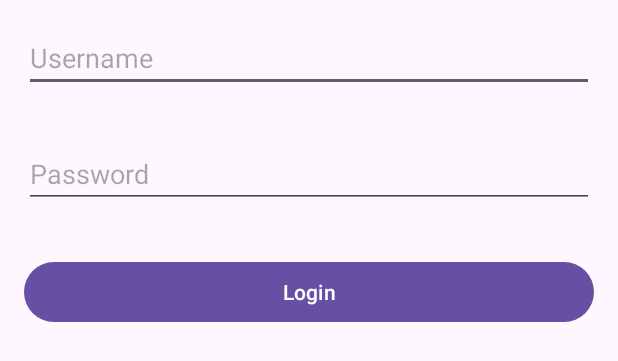
After one commit to Sheens507/Proyecto-Poala-Martin-cafeteria, an Android app: the layout login.xml on its own in the app's theme, with its tools: preview values and no code run, on a phone screen of 412 x 824 dp. The commit adds this screen. Shown: the top 361 px of the screen. Run offline under Robolectric (Android 15) with nearby library versions, the phone set to English and light mode, and no system bars.

Commit message:
Login activity
Incorporación de la pantalla y funcionalidad de login que dirige a la pantalla de económico.

```diff
--- a/app/src/main/AndroidManifest.xml
+++ b/app/src/main/AndroidManifest.xml
@@ -14,6 +14,8 @@
         android:supportsRtl="true"
         android:theme="@style/Theme.ProyectoProgressbar"
         tools:targetApi="31">
+        <activity android:name=".Login"></activity>
+        <activity android:name=".ECONOMICO"></activity>
         <activity
             android:name=".MainActivity"
             android:exported="true">
--- a/app/src/main/java/com/example/proyectoprogressbar/MainActivity.java
+++ b/app/src/main/java/com/example/proyectoprogressbar/MainActivity.java
@@ -25,7 +25,7 @@ public class MainActivity extends AppCompatActivity {
             public void run() {
                 //progressBar.setVisibility(ProgressBar.VISIBLE);
                 // Llamar a la clase HomeActivity usando un Intent
-                Intent intent = new Intent(MainActivity.this, HOME.class);
+                Intent intent = new Intent(MainActivity.this, Login.class);
                 startActivity(intent);
                 // Finalizar esta actividad para que no se pueda volver atrás a ella
                 finish();
--- /dev/null
+++ b/app/src/main/res/layout/login.xml
@@ -0,0 +1,33 @@
+<?xml version="1.0" encoding="utf-8"?>
+<!-- res/layout/login.xml -->
+<RelativeLayout xmlns:android="http://schemas.android.com/apk/res/android"
+    xmlns:tools="http://schemas.android.com/tools"
+    android:layout_width="match_parent"
+    android:layout_height="match_parent"
+    tools:context=".Login">
+
+    <EditText
+        android:id="@+id/username"
+        android:layout_width="match_parent"
+        android:layout_height="wrap_content"
+        android:layout_margin="16dp"
+        android:hint="Username"
+        android:inputType="text"/>
+
+    <EditText
+        android:id="@+id/password"
+        android:layout_width="match_parent"
+        android:layout_height="wrap_content"
+        android:layout_margin="16dp"
+        android:layout_below="@id/username"
+        android:hint="Password"
+        android:inputType="textPassword"/>
+
+    <Button
+        android:id="@+id/login_button"
+        android:layout_width="match_parent"
+        android:layout_height="wrap_content"
+        android:layout_margin="16dp"
+        android:layout_below="@id/password"
+        android:text="Login"/>
+</RelativeLayout>
--- a/app/src/main/res/values/strings.xml
+++ b/app/src/main/res/values/strings.xml
@@ -1,3 +1,3 @@
 <resources>
-    <string name="app_name">Agua</string>
+    <string name="app_name">Intento</string>
 </resources>
```
Also changed, not shown: app/src/main/java/com/example/proyectoprogressbar/ECONOMICO.java (added, +11 -0 lines), app/src/main/java/com/example/proyectoprogressbar/Login.java (added, +56 -0 lines), app/src/main/res/layout/economico.xml (added, +14 -0 lines).
